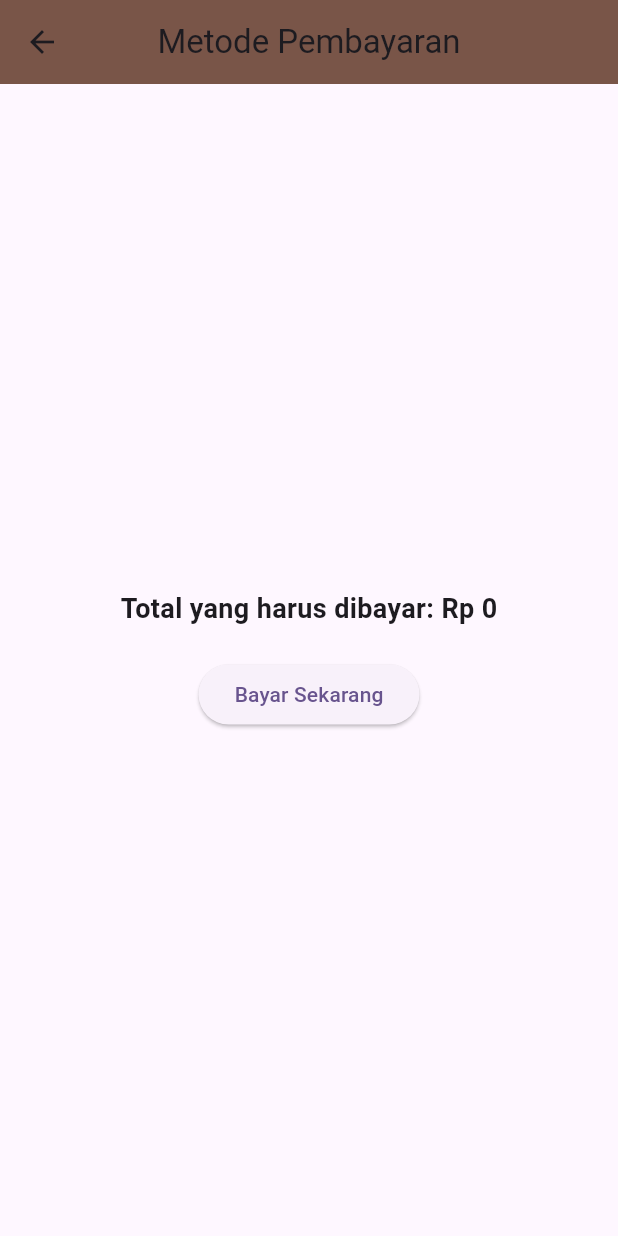
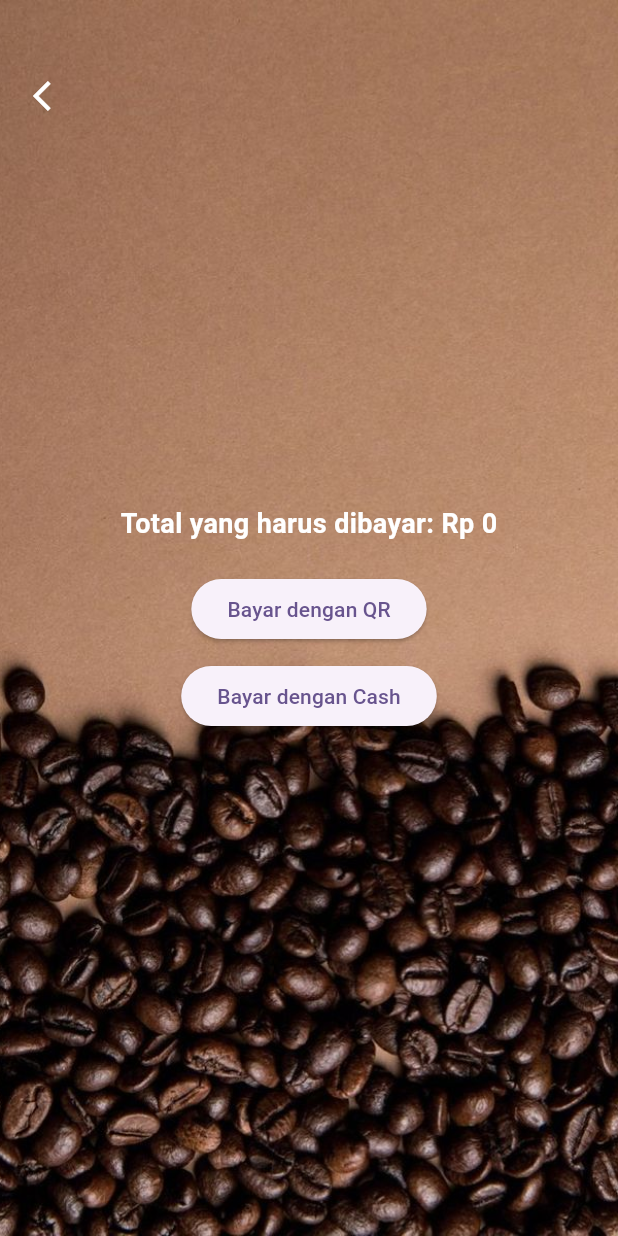
Before and after one commit to nasnaswa/kel2-bestari, a Flutter app: the PembayaranView screen opened directly with empty values, on a phone screen of 412 x 824 dp. Run offline on Flutter 3.47's test engine with Material 3 defaults, Android fonts, the phone set to English and light mode, and no system bars; our stand-ins replace get.

Commit message:
update view pembayaran dengan background

```diff
--- a/lib/app/modules/pembayaran/views/pembayaran_view.dart
+++ b/lib/app/modules/pembayaran/views/pembayaran_view.dart
@@ -9,29 +9,85 @@ class PembayaranView extends StatelessWidget {
     final total = Get.arguments['total']; // Ambil data total harga
 
     return Scaffold(
-      appBar: AppBar(
-        title: const Text('Metode Pembayaran'),
-        centerTitle: true,
-        backgroundColor: Colors.brown,
+      body: Stack(
+        children: [
+          // Background menggunakan asset
+          Container(
+            decoration: const BoxDecoration(
+              image: DecorationImage(
+                image: AssetImage(
+                    'assets/images/background.jpg'), // Path ke asset lokal
+                fit: BoxFit.cover, // Mengatur gambar agar menyesuaikan layar
               ),
-      body: Center(
+            ),
+          ),
+          // Konten utama
+          Center(
             child: Column(
               mainAxisAlignment: MainAxisAlignment.center,
               children: [
                 Text(
                   'Total yang harus dibayar: Rp $total',
-              style: const TextStyle(fontSize: 18, fontWeight: FontWeight.bold),
+                  style: const TextStyle(
+                    fontSize: 18,
+                    fontWeight: FontWeight.bold,
+                    color: Colors
+                        .white, // Pastikan teks terlihat di atas background
+                  ),
                 ),
                 const SizedBox(height: 20),
                 ElevatedButton(
                   onPressed: () {
-                // Tambahkan logika pembayaran
+                    _showPaymentDialog(
+                        context, 'Silahkan scan QR untuk membayar.');
                   },
-              child: const Text("Bayar Sekarang"),
+                  child: const Text("Bayar dengan QR"),
+                ),
+                const SizedBox(height: 10),
+                ElevatedButton(
+                  onPressed: () {
+                    _showPaymentDialog(context, 'Silahkan bayar ke kasir.');
+                  },
+                  child: const Text("Bayar dengan Cash"),
                 ),
               ],
             ),
           ),
+          Positioned(
+            top: 40, // Posisi dari atas
+            left: 10, // Posisi dari kiri
+            child: IconButton(
+              onPressed: () {
+                Get.back(); // Kembali ke halaman sebelumnya
+              },
+              icon: const Icon(
+                Icons.arrow_back_ios, // Ikon panah ke kiri
+                color: Colors.white, // Warna ikon
+              ),
+            ),
+          ),
+        ],
+      ),
+    );
+  }
+
+  void _showPaymentDialog(BuildContext context, String message) {
+    showDialog(
+      context: context,
+      builder: (BuildContext context) {
+        return AlertDialog(
+          title: const Text('Informasi Pembayaran'),
+          content: Text(message),
+          actions: [
+            TextButton(
+              onPressed: () {
+                Navigator.of(context).pop();
+              },
+              child: const Text('OK'),
+            ),
+          ],
+        );
+      },
     );
   }
 }
```
Also changed, not shown: lib/app/modules/keranjang/views/keranjang_view.dart (+6 -2 lines). Lines whose indentation alone changed are shown as unchanged.
